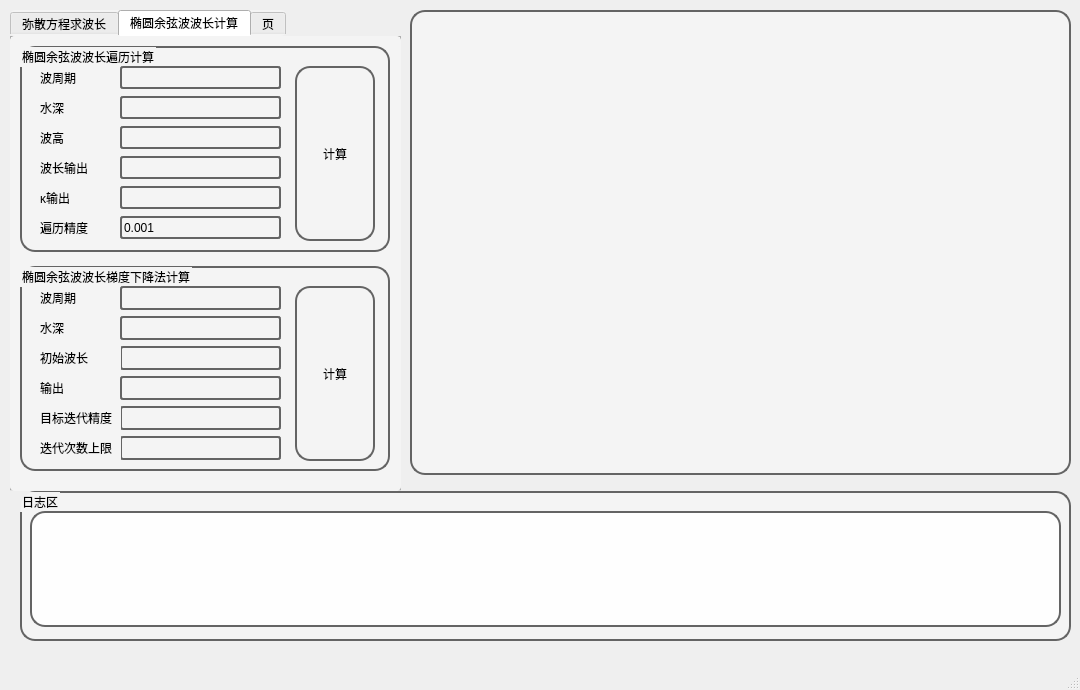
Before: the Qt Designer form QtUI/CalculatorWindow.ui in h13-0/CoastalHydrodynamicsCalculator, drawn with Qt 5.
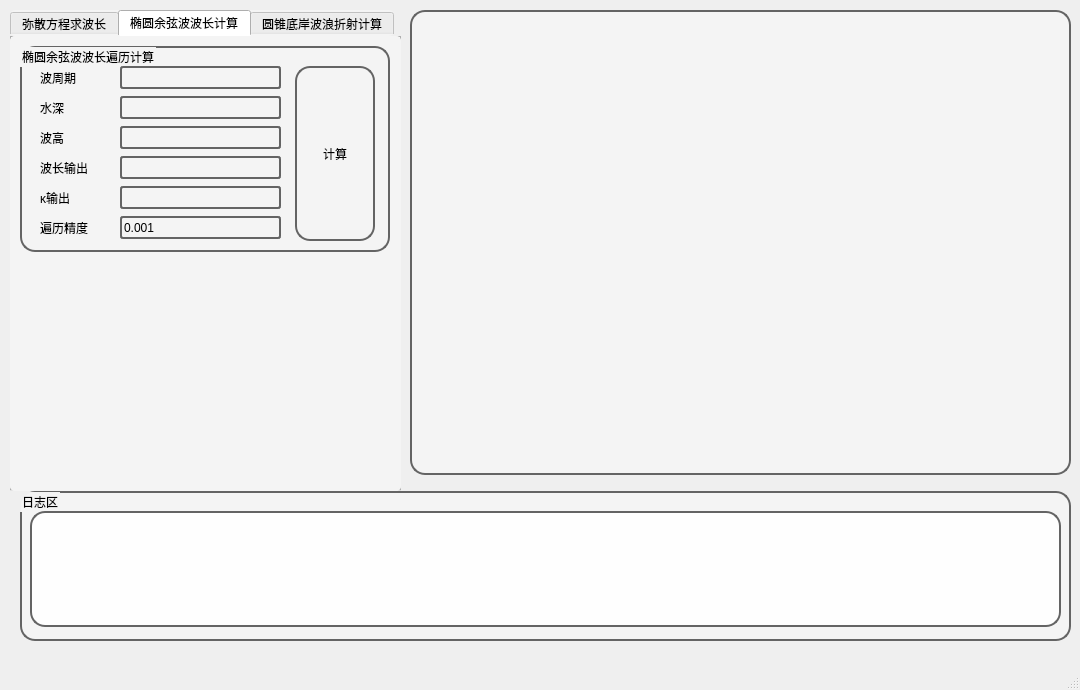
After: the same form once the commit is applied. The open tabs and pages were chosen to show the change. Custom widgets are drawn as their Qt base class.

Patch:
```diff
--- a/QtUI/CalculatorWindow.ui
+++ b/QtUI/CalculatorWindow.ui
@@ -280,253 +280,6 @@
      <attribute name="title">
       <string>椭圆余弦波波长计算</string>
      </attribute>
-     <widget class="QGroupBox" name="DispersionEquationCalculator_5">
-      <property name="geometry">
-       <rect>
-        <x>10</x>
-        <y>230</y>
-        <width>370</width>
-        <height>205</height>
-       </rect>
-      </property>
-      <property name="styleSheet">
-       <string notr="true">border:2px solid rgb(100,100,100);
-border-radius:15px;
-background-color: #F4F4F4;</string>
-      </property>
-      <property name="title">
-       <string>椭圆余弦波波长梯度下降法计算</string>
-      </property>
-      <widget class="QTextEdit" name="textEdit_5">
-       <property name="geometry">
-        <rect>
-         <x>100</x>
-         <y>170</y>
-         <width>161</width>
-         <height>24</height>
-        </rect>
-       </property>
-       <property name="styleSheet">
-        <string notr="true">border:2px solid rgb(100,100,100);
-border-radius:3px;
-background-color: #F4F4F4;</string>
-       </property>
-       <property name="verticalScrollBarPolicy">
-        <enum>Qt::ScrollBarAlwaysOff</enum>
-       </property>
-      </widget>
-      <widget class="QLabel" name="label_25">
-       <property name="geometry">
-        <rect>
-         <x>20</x>
-         <y>170</y>
-         <width>81</width>
-         <height>24</height>
-        </rect>
-       </property>
-       <property name="styleSheet">
-        <string notr="true">border:0px solid rgb(100,100,100);
-border-radius:0px;
-background-color: #F4F4F4;</string>
-       </property>
-       <property name="text">
-        <string>迭代次数上限</string>
-       </property>
-      </widget>
-      <widget class="QLabel" name="label_26">
-       <property name="geometry">
-        <rect>
-         <x>20</x>
-         <y>20</y>
-         <width>81</width>
-         <height>24</height>
-        </rect>
-       </property>
-       <property name="styleSheet">
-        <string notr="true">border:0px solid rgb(100,100,100);
-border-radius:0px;
-background-color: #F4F4F4;</string>
-       </property>
-       <property name="text">
-        <string>波周期</string>
-       </property>
-      </widget>
-      <widget class="QTextEdit" name="Cycle_3">
-       <property name="geometry">
-        <rect>
-         <x>100</x>
-         <y>20</y>
-         <width>161</width>
-         <height>24</height>
-        </rect>
-       </property>
-       <property name="styleSheet">
-        <string notr="true">border:2px solid rgb(100,100,100);
-border-radius:3px;
-background-color: #F4F4F4;</string>
-       </property>
-       <property name="verticalScrollBarPolicy">
-        <enum>Qt::ScrollBarAlwaysOff</enum>
-       </property>
-      </widget>
-      <widget class="QLabel" name="label_27">
-       <property name="geometry">
-        <rect>
-         <x>20</x>
-         <y>50</y>
-         <width>81</width>
-         <height>24</height>
-        </rect>
-       </property>
-       <property name="styleSheet">
-        <string notr="true">border:0px solid rgb(100,100,100);
-border-radius:0px;
-background-color: #F4F4F4;</string>
-       </property>
-       <property name="text">
-        <string>水深</string>
-       </property>
-      </widget>
-      <widget class="QTextEdit" name="Depth_3">
-       <property name="geometry">
-        <rect>
-         <x>100</x>
-         <y>50</y>
-         <width>161</width>
-         <height>24</height>
-        </rect>
-       </property>
-       <property name="styleSheet">
-        <string notr="true">border:2px solid rgb(100,100,100);
-border-radius:3px;
-background-color: #F4F4F4;</string>
-       </property>
-       <property name="verticalScrollBarPolicy">
-        <enum>Qt::ScrollBarAlwaysOff</enum>
-       </property>
-      </widget>
-      <widget class="QPushButton" name="Start_3">
-       <property name="geometry">
-        <rect>
-         <x>275</x>
-         <y>20</y>
-         <width>80</width>
-         <height>175</height>
-        </rect>
-       </property>
-       <property name="text">
-        <string>计算</string>
-       </property>
-      </widget>
-      <widget class="QTextEdit" name="InitialWavelength_3">
-       <property name="geometry">
-        <rect>
-         <x>100</x>
-         <y>80</y>
-         <width>161</width>
-         <height>24</height>
-        </rect>
-       </property>
-       <property name="styleSheet">
-        <string notr="true">border:2px solid rgb(100,100,100);
-border-radius:3px;
-background-color: #F4F4F4;</string>
-       </property>
-       <property name="verticalScrollBarPolicy">
-        <enum>Qt::ScrollBarAlwaysOff</enum>
-       </property>
-      </widget>
-      <widget class="QLabel" name="label_28">
-       <property name="geometry">
-        <rect>
-         <x>20</x>
-         <y>80</y>
-         <width>81</width>
-         <height>24</height>
-        </rect>
-       </property>
-       <property name="styleSheet">
-        <string notr="true">border:0px solid rgb(100,100,100);
-border-radius:0px;
-background-color: #F4F4F4;</string>
-       </property>
-       <property name="text">
-        <string>初始波长</string>
-       </property>
-      </widget>
-      <widget class="QTextEdit" name="textEdit_9">
-       <property name="geometry">
-        <rect>
-         <x>100</x>
-         <y>140</y>
-         <width>161</width>
-         <height>24</height>
-        </rect>
-       </property>
-       <property name="styleSheet">
-        <string notr="true">border:2px solid rgb(100,100,100);
-border-radius:3px;
-background-color: #F4F4F4;</string>
-       </property>
-       <property name="verticalScrollBarPolicy">
-        <enum>Qt::ScrollBarAlwaysOff</enum>
-       </property>
-      </widget>
-      <widget class="QLabel" name="label_29">
-       <property name="geometry">
-        <rect>
-         <x>20</x>
-         <y>140</y>
-         <width>81</width>
-         <height>24</height>
-        </rect>
-       </property>
-       <property name="styleSheet">
-        <string notr="true">border:0px solid rgb(100,100,100);
-border-radius:0px;
-background-color: #F4F4F4;</string>
-       </property>
-       <property name="text">
-        <string>目标迭代精度</string>
-       </property>
-      </widget>
-      <widget class="QLabel" name="label_30">
-       <property name="geometry">
-        <rect>
-         <x>20</x>
-         <y>110</y>
-         <width>81</width>
-         <height>24</height>
-        </rect>
-       </property>
-       <property name="styleSheet">
-        <string notr="true">border:0px solid rgb(100,100,100);
-border-radius:0px;
-background-color: #F4F4F4;</string>
-       </property>
-       <property name="text">
-        <string>输出</string>
-       </property>
-      </widget>
-      <widget class="QTextEdit" name="Output_5">
-       <property name="geometry">
-        <rect>
-         <x>100</x>
-         <y>110</y>
-         <width>161</width>
-         <height>24</height>
-        </rect>
-       </property>
-       <property name="styleSheet">
-        <string notr="true">border:2px solid rgb(100,100,100);
-border-radius:3px;
-background-color: #F4F4F4;</string>
-       </property>
-       <property name="verticalScrollBarPolicy">
-        <enum>Qt::ScrollBarAlwaysOff</enum>
-       </property>
-      </widget>
-     </widget>
      <widget class="QGroupBox" name="EllipticCosineWaveErgodicCalculator">
       <property name="geometry">
        <rect>
@@ -774,8 +527,252 @@
     </widget>
     <widget class="QWidget" name="tab_3">
      <attribute name="title">
-      <string>页</string>
+      <string>圆锥底岸波浪折射计算</string>
      </attribute>
+     <widget class="QGroupBox" name="EllipticCosineWaveErgodicCalculator_2">
+      <property name="geometry">
+       <rect>
+        <x>10</x>
+        <y>10</y>
+        <width>370</width>
+        <height>206</height>
+       </rect>
+      </property>
+      <property name="styleSheet">
+       <string notr="true">border:2px solid rgb(100,100,100);
+border-radius:15px;
+background-color: #F4F4F4;</string>
+      </property>
+      <property name="title">
+       <string>椭圆余弦波波长遍历计算</string>
+      </property>
+      <widget class="QLabel" name="label_25">
+       <property name="geometry">
+        <rect>
+         <x>20</x>
+         <y>140</y>
+         <width>76</width>
+         <height>24</height>
+        </rect>
+       </property>
+       <property name="styleSheet">
+        <string notr="true">border:0px solid rgb(100,100,100);
+border-radius:0px;
+background-color: #F4F4F4;</string>
+       </property>
+       <property name="text">
+        <string>κ输出</string>
+       </property>
+      </widget>
+      <widget class="QLabel" name="label_26">
+       <property name="geometry">
+        <rect>
+         <x>20</x>
+         <y>20</y>
+         <width>76</width>
+         <height>24</height>
+        </rect>
+       </property>
+       <property name="styleSheet">
+        <string notr="true">border:0px solid rgb(100,100,100);
+border-radius:0px;
+background-color: #F4F4F4;</string>
+       </property>
+       <property name="text">
+        <string>波周期</string>
+       </property>
+      </widget>
+      <widget class="QLabel" name="label_27">
+       <property name="geometry">
+        <rect>
+         <x>20</x>
+         <y>50</y>
+         <width>76</width>
+         <height>24</height>
+        </rect>
+       </property>
+       <property name="styleSheet">
+        <string notr="true">border:0px solid rgb(100,100,100);
+border-radius:0px;
+background-color: #F4F4F4;</string>
+       </property>
+       <property name="text">
+        <string>水深</string>
+       </property>
+      </widget>
+      <widget class="QPushButton" name="WR_Calc">
+       <property name="geometry">
+        <rect>
+         <x>275</x>
+         <y>20</y>
+         <width>80</width>
+         <height>175</height>
+        </rect>
+       </property>
+       <property name="text">
+        <string>计算</string>
+       </property>
+      </widget>
+      <widget class="QLabel" name="label_28">
+       <property name="geometry">
+        <rect>
+         <x>20</x>
+         <y>80</y>
+         <width>76</width>
+         <height>24</height>
+        </rect>
+       </property>
+       <property name="styleSheet">
+        <string notr="true">border:0px solid rgb(100,100,100);
+border-radius:0px;
+background-color: #F4F4F4;</string>
+       </property>
+       <property name="text">
+        <string>波高</string>
+       </property>
+      </widget>
+      <widget class="QLabel" name="label_29">
+       <property name="geometry">
+        <rect>
+         <x>20</x>
+         <y>170</y>
+         <width>76</width>
+         <height>24</height>
+        </rect>
+       </property>
+       <property name="styleSheet">
+        <string notr="true">border:0px solid rgb(100,100,100);
+border-radius:0px;
+background-color: #F4F4F4;</string>
+       </property>
+       <property name="text">
+        <string>遍历精度</string>
+       </property>
+      </widget>
+      <widget class="QLabel" name="label_30">
+       <property name="geometry">
+        <rect>
+         <x>20</x>
+         <y>110</y>
+         <width>76</width>
+         <height>24</height>
+        </rect>
+       </property>
+       <property name="styleSheet">
+        <string notr="true">border:0px solid rgb(100,100,100);
+border-radius:0px;
+background-color: #F4F4F4;</string>
+       </property>
+       <property name="text">
+        <string>波长输出</string>
+       </property>
+      </widget>
+      <widget class="QLineEdit" name="ECWE_WavePeriod_2">
+       <property name="geometry">
+        <rect>
+         <x>100</x>
+         <y>20</y>
+         <width>161</width>
+         <height>23</height>
+        </rect>
+       </property>
+       <property name="styleSheet">
+        <string notr="true">border:2px solid rgb(100,100,100);
+border-radius:3px;
+background-color: #F4F4F4;</string>
+       </property>
+      </widget>
+      <widget class="QLineEdit" name="ECWE_Depth_2">
+       <property name="geometry">
+        <rect>
+         <x>100</x>
+         <y>50</y>
+         <width>161</width>
+         <height>23</height>
+        </rect>
+       </property>
+       <property name="styleSheet">
+        <string notr="true">border:2px solid rgb(100,100,100);
+border-radius:3px;
+background-color: #F4F4F4;</string>
+       </property>
+      </widget>
+      <widget class="QLineEdit" name="ECWE_WaveHeight_2">
+       <property name="geometry">
+        <rect>
+         <x>100</x>
+         <y>80</y>
+         <width>161</width>
+         <height>23</height>
+        </rect>
+       </property>
+       <property name="styleSheet">
+        <string notr="true">border:2px solid rgb(100,100,100);
+border-radius:3px;
+background-color: #F4F4F4;</string>
+       </property>
+       <property name="readOnly">
+        <bool>false</bool>
+       </property>
+      </widget>
+      <widget class="QLineEdit" name="ECWE_WaveLengthOutput_2">
+       <property name="geometry">
+        <rect>
+         <x>100</x>
+         <y>110</y>
+         <width>161</width>
+         <height>23</height>
+        </rect>
+       </property>
+       <property name="styleSheet">
+        <string notr="true">border:2px solid rgb(100,100,100);
+border-radius:3px;
+background-color: #F4F4F4;</string>
+       </property>
+       <property name="readOnly">
+        <bool>true</bool>
+       </property>
+      </widget>
+      <widget class="QLineEdit" name="ECWE_ErgodicAccuracy_2">
+       <property name="geometry">
+        <rect>
+         <x>100</x>
+         <y>170</y>
+         <width>161</width>
+         <height>23</height>
+        </rect>
+       </property>
+       <property name="styleSheet">
+        <string notr="true">border:2px solid rgb(100,100,100);
+border-radius:3px;
+background-color: #F4F4F4;</string>
+       </property>
+       <property name="text">
+        <string>0.001</string>
+       </property>
+      </widget>
+      <widget class="QLineEdit" name="ECWE_KappaOutput_2">
+       <property name="geometry">
+        <rect>
+         <x>100</x>
+         <y>140</y>
+         <width>161</width>
+         <height>23</height>
+        </rect>
+       </property>
+       <property name="styleSheet">
+        <string notr="true">border:2px solid rgb(100,100,100);
+border-radius:3px;
+background-color: #F4F4F4;</string>
+       </property>
+       <property name="text">
+        <string/>
+       </property>
+       <property name="readOnly">
+        <bool>true</bool>
+       </property>
+      </widget>
+     </widget>
     </widget>
    </widget>
    <widget class="QChartView" name="WaveView">
```
Left out of the diff: 2 changed lines with no effect on the pictures.
